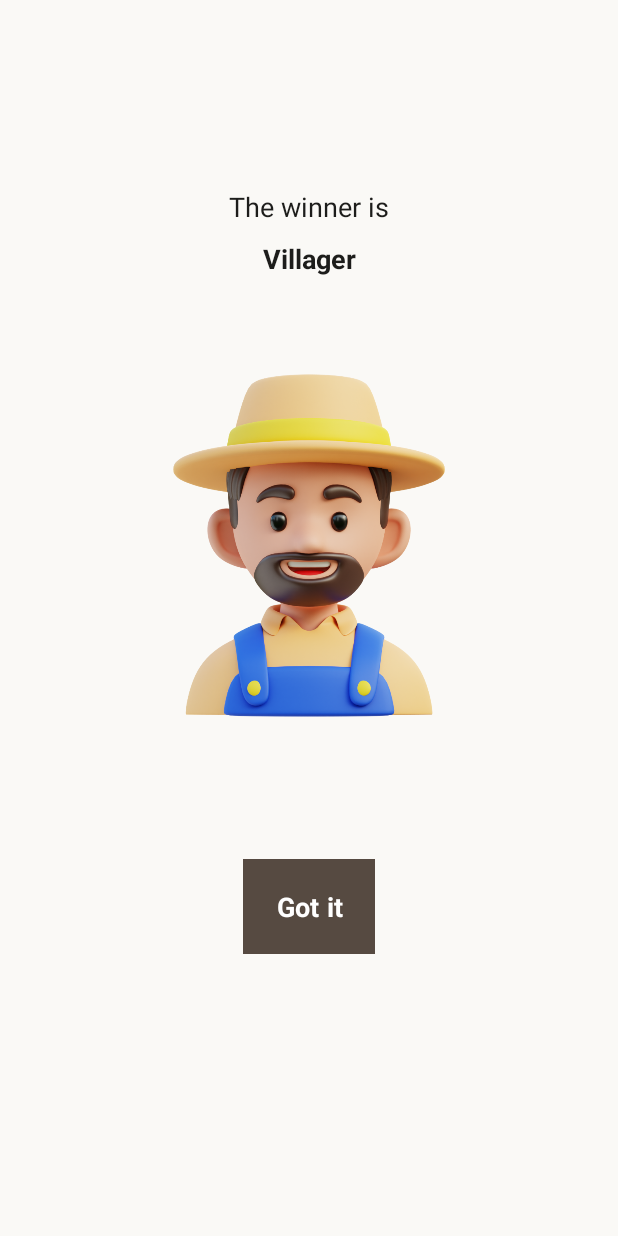
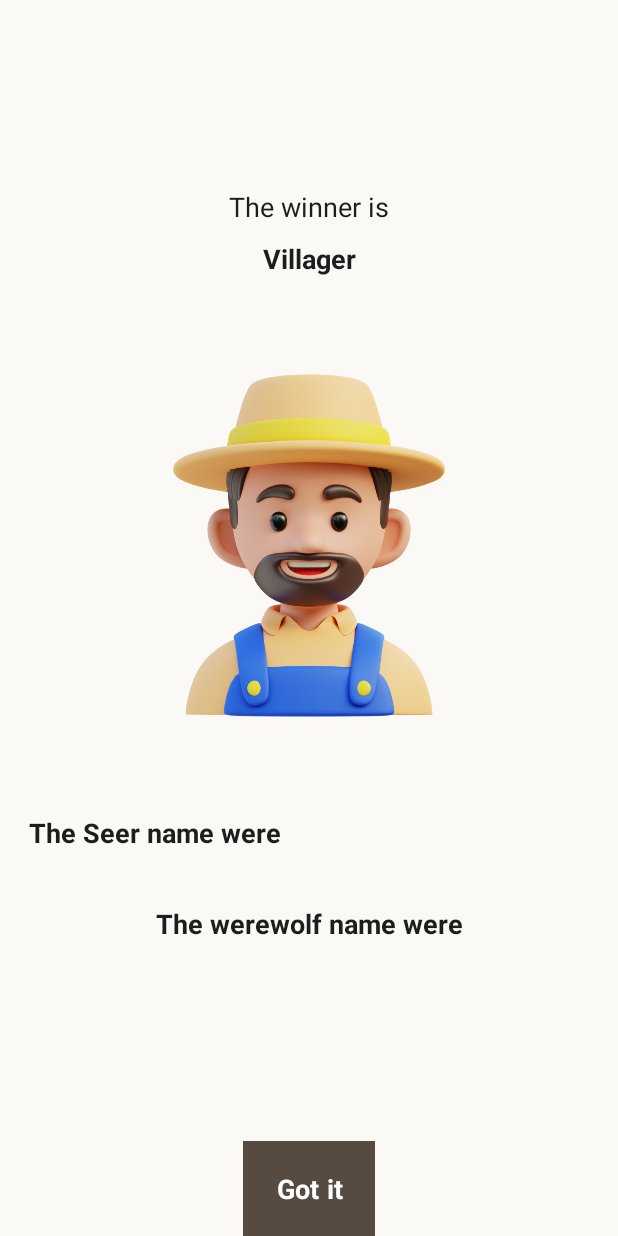
Before and after one commit to Methawee6509611999/CS361_Project, an Android app: the Ending screen opened directly, with no data from a screen before it, on a phone screen of 412 x 824 dp. Run offline under Robolectric (Android 15) with nearby library versions, the phone set to English and light mode, and no system bars.

Commit message:
send var to ending

```diff
--- a/app/src/main/res/layout/ending_page.xml
+++ b/app/src/main/res/layout/ending_page.xml
@@ -17,7 +17,7 @@
         android:textSize="@dimen/normal_size" />
 
     <TextView
-        android:id="@+id/teamWin"
+        android:id="@+id/winTeam"
         android:layout_width="match_parent"
         android:layout_height="wrap_content"
         android:gravity="center"
@@ -35,12 +35,62 @@
         android:layout_marginBottom="20dp"
         app:srcCompat="@drawable/villager_img" />
 
+    <LinearLayout
+        android:layout_width="match_parent"
+        android:layout_height="wrap_content"
+        android:orientation="horizontal">
+
+        <TextView
+            android:id="@+id/prefixSeer"
+            android:layout_width="match_parent"
+            android:layout_height="wrap_content"
+            android:layout_weight="1"
+            android:gravity="center"
+            android:text="@string/seerIs"
+            android:textColor="?android:textColorPrimary"
+            android:textSize="@dimen/normal_size"
+            android:textStyle="bold" />
+
+        <TextView
+            android:id="@+id/seerName"
+            android:layout_width="match_parent"
+            android:layout_height="wrap_content"
+            android:layout_weight="1"
+            android:gravity="center"
+            android:text=""
+            android:textColor="?android:textColorPrimary"
+            android:textSize="@dimen/normal_size"
+            android:textStyle="bold" />
+
+    </LinearLayout>
+
+    <TextView
+        android:id="@+id/prefixWolf"
+        android:layout_width="match_parent"
+        android:layout_height="wrap_content"
+        android:layout_weight="1"
+        android:gravity="center"
+        android:text="@string/wolfIs"
+        android:textColor="?android:textColorPrimary"
+        android:textSize="@dimen/normal_size"
+        android:textStyle="bold" />
+
+    <TextView
+        android:id="@+id/wolfName"
+        android:layout_width="match_parent"
+        android:layout_height="wrap_content"
+        android:layout_weight="1"
+        android:gravity="center"
+        android:text=""
+        android:textColor="?android:textColorPrimary"
+        android:textSize="@dimen/normal_size"
+        android:textStyle="bold" />
+
     <Button
         android:id="@+id/end_btn"
         android:layout_width="wrap_content"
         android:layout_height="wrap_content"
         android:layout_gravity="center"
-        android:layout_marginTop="30dp"
         android:background="?colorPrimary"
         android:padding="15dp"
         android:text="@string/end_btn"
--- a/app/src/main/res/values/strings.xml
+++ b/app/src/main/res/values/strings.xml
@@ -22,4 +22,6 @@
     <string name="skip">skip</string>
     <string name="end_btn">Got it</string>
     <string name="winner">The winner is</string>
+    <string name="seerIs">The Seer name were</string>
+    <string name="wolfIs">The werewolf name were</string>
 </resources>
```
Also changed, not shown: app/src/main/java/com/example/warewolf/DeathActivity.java (+50 -0 lines).
